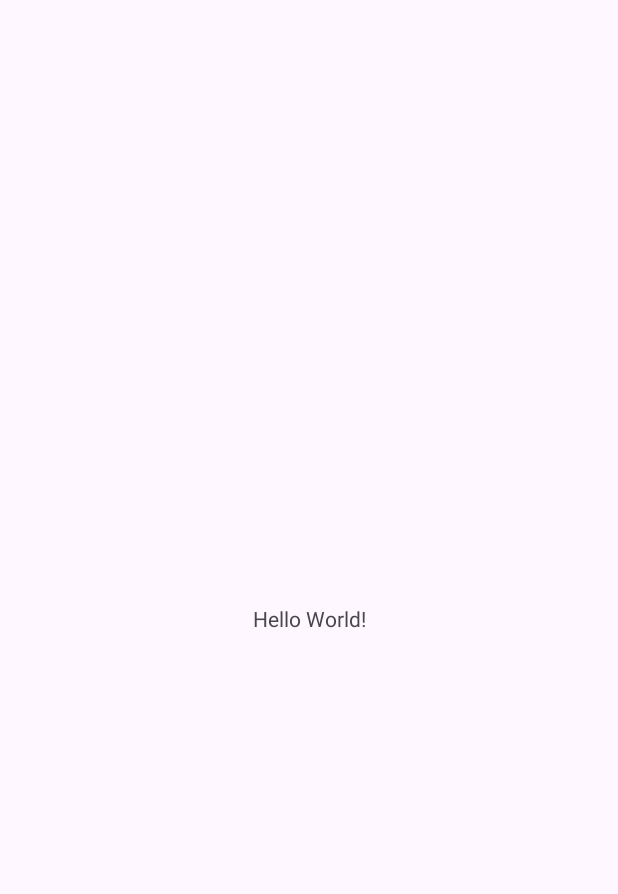
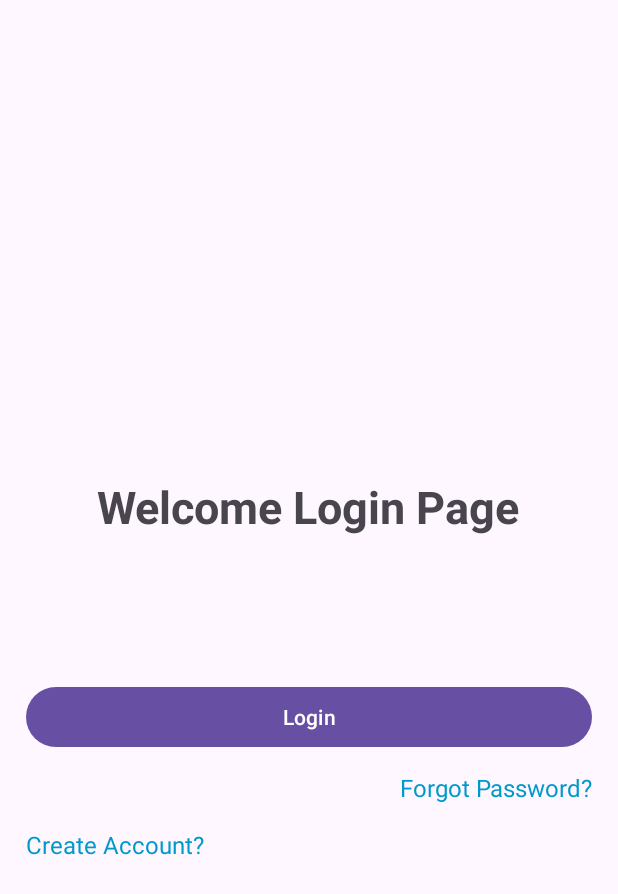
Before and after one commit to AbdulkarimMziya/job_application_tracker, an Android app: the screen it shows after launch (MainActivity), on a phone screen of 412 x 824 dp. Before the commit the part shown is almost empty. Shown: the top 894 px of the screen. Run offline under Robolectric (Android 15) with nearby library versions, the phone set to English and light mode, and no system bars.

Commit message:
Form Navigation

```diff
--- /dev/null
+++ b/app/src/main/java/com/example/job_application_tracker/LoginScreenFragment.kt
@@ -0,0 +1,34 @@
+package com.example.job_application_tracker
+
+import android.os.Bundle
+import androidx.fragment.app.Fragment
+import android.view.LayoutInflater
+import android.view.View
+import android.view.ViewGroup
+import androidx.navigation.findNavController
+import com.example.job_application_tracker.databinding.FragmentLoginScreenBinding
+
+
+class LoginScreenFragment : Fragment() {
+    private lateinit var loginScreenBinding: FragmentLoginScreenBinding
+
+    override fun onCreateView(
+        inflater: LayoutInflater, container: ViewGroup?,
+        savedInstanceState: Bundle?
+    ): View? {
+        // Inflate the layout for this fragment
+        loginScreenBinding = FragmentLoginScreenBinding.inflate(layoutInflater,container,false)
+
+        loginScreenBinding.tvLinkToRegisterPage.setOnClickListener {
+            it.findNavController().navigate(R.id.action_loginScreenFragment_to_signupScreenFragment)
+        }
+
+        loginScreenBinding.tvLinkToForgotPassword.setOnClickListener {
+            it.findNavController().navigate(R.id.action_loginScreenFragment_to_forgotPasswordScreenFragment)
+        }
+
+
+        return loginScreenBinding.root
+    }
+
+}
--- a/app/src/main/java/com/example/job_application_tracker/MainActivity.kt
+++ b/app/src/main/java/com/example/job_application_tracker/MainActivity.kt
@@ -5,16 +5,19 @@ import androidx.activity.enableEdgeToEdge
 import androidx.appcompat.app.AppCompatActivity
 import androidx.core.view.ViewCompat
 import androidx.core.view.WindowInsetsCompat
+import androidx.navigation.NavController
+import androidx.navigation.findNavController
 
 class MainActivity : AppCompatActivity() {
+    private lateinit var navController: NavController
     override fun onCreate(savedInstanceState: Bundle?) {
         super.onCreate(savedInstanceState)
         enableEdgeToEdge()
         setContentView(R.layout.activity_main)
-        ViewCompat.setOnApplyWindowInsetsListener(findViewById(R.id.main)) { v, insets ->
-            val systemBars = insets.getInsets(WindowInsetsCompat.Type.systemBars())
-            v.setPadding(systemBars.left, systemBars.top, systemBars.right, systemBars.bottom)
-            insets
-        }
+    }
+
+    override fun onSupportNavigateUp(): Boolean {
+        navController =   findNavController(R.id.nav_host_fragment_container)
+        return navController.navigateUp() || super.onSupportNavigateUp()
     }
 }
--- a/app/src/main/res/layout/activity_main.xml
+++ b/app/src/main/res/layout/activity_main.xml
@@ -7,13 +7,20 @@
     android:layout_height="match_parent"
     tools:context=".MainActivity">
 
-    <TextView
-        android:layout_width="wrap_content"
-        android:layout_height="wrap_content"
-        android:text="Hello World!"
+
+    <androidx.fragment.app.FragmentContainerView
+        android:id="@+id/nav_host_fragment_container"
+        android:name="androidx.navigation.fragment.NavHostFragment"
+        android:layout_width="0dp"
+        android:layout_height="0dp"
+        android:layout_marginStart="1dp"
+        android:layout_marginTop="1dp"
+        android:layout_marginEnd="1dp"
+        android:layout_marginBottom="1dp"
+        app:defaultNavHost="true"
         app:layout_constraintBottom_toBottomOf="parent"
         app:layout_constraintEnd_toEndOf="parent"
         app:layout_constraintStart_toStartOf="parent"
-        app:layout_constraintTop_toTopOf="parent" />
-
+        app:layout_constraintTop_toTopOf="parent"
+        app:navGraph="@navigation/nav_graph" />
 </androidx.constraintlayout.widget.ConstraintLayout>
--- /dev/null
+++ b/app/src/main/res/layout/fragment_login_screen.xml
@@ -0,0 +1,60 @@
+<?xml version="1.0" encoding="utf-8"?>
+<androidx.constraintlayout.widget.ConstraintLayout xmlns:android="http://schemas.android.com/apk/res/android"
+    xmlns:app="http://schemas.android.com/apk/res-auto"
+    xmlns:tools="http://schemas.android.com/tools"
+    android:id="@+id/frameLayout"
+    android:layout_width="match_parent"
+    android:layout_height="match_parent"
+    android:padding="16dp"
+    tools:context=".LoginScreenFragment">
+
+    <TextView
+        android:id="@+id/textView2"
+        android:layout_width="wrap_content"
+        android:layout_height="wrap_content"
+        android:layout_marginTop="300dp"
+        android:text="Welcome Login Page"
+        android:textSize="30sp"
+        android:textStyle="bold"
+        app:layout_constraintEnd_toEndOf="parent"
+        app:layout_constraintHorizontal_bias="0.498"
+        app:layout_constraintStart_toStartOf="parent"
+        app:layout_constraintTop_toTopOf="parent" />
+
+    <Button
+        android:id="@+id/btnLoginUser"
+        android:layout_width="match_parent"
+        android:layout_height="wrap_content"
+        android:layout_marginTop="96dp"
+        android:text="Login"
+        app:layout_constraintEnd_toEndOf="parent"
+        app:layout_constraintStart_toStartOf="parent"
+        app:layout_constraintTop_toBottomOf="@+id/textView2" />
+
+    <TextView
+        android:id="@+id/tvLinkToForgotPassword"
+        android:layout_width="match_parent"
+        android:layout_height="wrap_content"
+        android:layout_marginTop="12dp"
+        android:text="Forgot Password?"
+        android:textSize="16sp"
+        android:textAlignment="textEnd"
+        android:textColor="@android:color/holo_blue_dark"
+        app:layout_constraintEnd_toEndOf="parent"
+        app:layout_constraintHorizontal_bias="0.498"
+        app:layout_constraintStart_toStartOf="parent"
+        app:layout_constraintTop_toBottomOf="@+id/btnLoginUser" />
+
+    <TextView
+        android:id="@+id/tvLinkToRegisterPage"
+        android:layout_width="match_parent"
+        android:layout_height="wrap_content"
+        android:layout_marginTop="16dp"
+        android:text="Create Account?"
+        android:textSize="16sp"
+        android:textColor="@android:color/holo_blue_dark"
+        app:layout_constraintEnd_toEndOf="parent"
+        app:layout_constraintHorizontal_bias="0.0"
+        app:layout_constraintStart_toStartOf="parent"
+        app:layout_constraintTop_toBottomOf="@+id/tvLinkToForgotPassword" />
+</androidx.constraintlayout.widget.ConstraintLayout>
--- /dev/null
+++ b/app/src/main/res/navigation/nav_graph.xml
@@ -0,0 +1,38 @@
+<?xml version="1.0" encoding="utf-8"?>
+<navigation xmlns:android="http://schemas.android.com/apk/res/android"
+    xmlns:app="http://schemas.android.com/apk/res-auto"
+    xmlns:tools="http://schemas.android.com/tools"
+    android:id="@+id/nav_graph"
+    app:startDestination="@id/loginScreenFragment">
+
+    <fragment
+        android:id="@+id/loginScreenFragment"
+        android:name="com.example.job_application_tracker.LoginScreenFragment"
+        android:label="fragment_login_screen"
+        tools:layout="@layout/fragment_login_screen" >
+        <action
+            android:id="@+id/action_loginScreenFragment_to_signupScreenFragment"
+            app:destination="@id/signupScreenFragment" />
+        <action
+            android:id="@+id/action_loginScreenFragment_to_forgotPasswordScreenFragment"
+            app:destination="@id/forgotPasswordScreenFragment" />
+    </fragment>
+    <fragment
+        android:id="@+id/signupScreenFragment"
+        android:name="com.example.job_application_tracker.SignupScreenFragment"
+        android:label="fragment_signup_screen"
+        tools:layout="@layout/fragment_signup_screen" >
+        <action
+            android:id="@+id/action_signupScreenFragment_to_loginScreenFragment"
+            app:destination="@id/loginScreenFragment" />
+    </fragment>
+    <fragment
+        android:id="@+id/forgotPasswordScreenFragment"
+        android:name="com.example.job_application_tracker.ForgotPasswordScreenFragment"
+        android:label="fragment_forgot_password_screen"
+        tools:layout="@layout/fragment_forgot_password_screen" >
+        <action
+            android:id="@+id/action_forgotPasswordScreenFragment_to_loginScreenFragment"
+            app:destination="@id/loginScreenFragment" />
+    </fragment>
+</navigation>
--- a/app/src/main/res/values/strings.xml
+++ b/app/src/main/res/values/strings.xml
@@ -1,3 +1,5 @@
 <resources>
     <string name="app_name">job_application_tracker</string>
+    <!-- TODO: Remove or change this placeholder text -->
+    <string name="hello_blank_fragment">Hello blank fragment</string>
 </resources>
```
Also changed, not shown: app/build.gradle.kts (+10 -0 lines), app/src/main/java/com/example/job_application_tracker/ForgotPasswordScreenFragment.kt (added, +30 -0 lines), app/src/main/java/com/example/job_application_tracker/SignupScreenFragment.kt (added, +28 -0 lines), app/src/main/res/layout/fragment_forgot_password_screen.xml (added, +33 -0 lines), app/src/main/res/layout/fragment_signup_screen.xml (added, +33 -0 lines), build.gradle.kts (+9 -0 lines).
